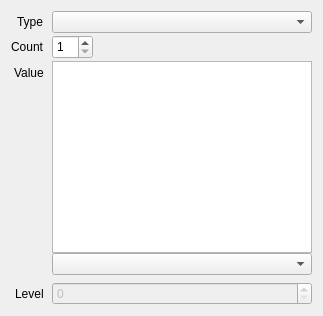
Old version of the form src/session/BindingProperties.ui in the repository houmain/gpupad.
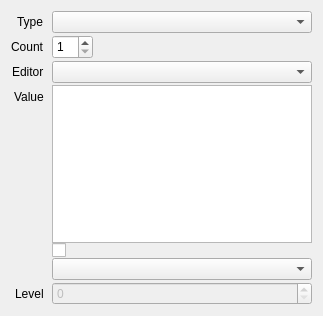
New version of the form. Custom widgets are drawn as their Qt base class.

```diff
--- a/src/session/BindingProperties.ui
+++ b/src/session/BindingProperties.ui
@@ -12,7 +12,7 @@
   </property>
   <layout class="QVBoxLayout" name="verticalLayout">
    <item>
-    <layout class="QFormLayout" name="uniformForm">
+    <layout class="QFormLayout" name="formLayout">
      <property name="labelAlignment">
       <set>Qt::AlignRight|Qt::AlignTrailing|Qt::AlignVCenter</set>
      </property>
@@ -143,14 +143,24 @@
       </widget>
      </item>
      <item row="2" column="0">
+      <widget class="QLabel" name="labelEditor">
+       <property name="text">
+        <string>Editor</string>
+       </property>
+      </widget>
+     </item>
+     <item row="2" column="1">
+      <widget class="DataComboBox" name="editor"/>
+     </item>
+     <item row="3" column="0">
       <widget class="QLabel" name="labelValue">
        <property name="text">
         <string>Value</string>
        </property>
       </widget>
      </item>
-     <item row="2" column="1">
-      <widget class="QWidget" name="widget" native="true">
+     <item row="3" column="1">
+      <widget class="QWidget" name="value" native="true">
        <layout class="QVBoxLayout" name="_3">
         <property name="spacing">
          <number>0</number>
@@ -168,7 +178,7 @@
          <number>0</number>
         </property>
         <item>
-         <widget class="MatrixWidget" name="value">
+         <widget class="ExpressionMatrix" name="expressions">
           <property name="verticalScrollBarPolicy">
            <enum>Qt::ScrollBarAlwaysOff</enum>
           </property>
@@ -204,6 +214,9 @@
           </attribute>
          </widget>
         </item>
+        <item>
+         <widget class="ColorPicker" name="color"/>
+        </item>
         <item>
          <widget class="ReferenceComboBox" name="reference"/>
         </item>
@@ -223,15 +236,15 @@
        </layout>
       </widget>
      </item>
-     <item row="3" column="0">
+     <item row="4" column="0">
       <widget class="QLabel" name="labelLevel">
        <property name="text">
         <string>Level</string>
        </property>
       </widget>
      </item>
-     <item row="3" column="1">
-      <widget class="QSpinBox" name="textureLevel">
+     <item row="4" column="1">
+      <widget class="QSpinBox" name="level">
        <property name="enabled">
         <bool>false</bool>
        </property>
@@ -253,9 +266,14 @@
    <header>session/ReferenceComboBox.h</header>
   </customwidget>
   <customwidget>
-   <class>MatrixWidget</class>
+   <class>ExpressionMatrix</class>
    <extends>QTableWidget</extends>
-   <header location="global">QTableWidget</header>
+   <header>session/ExpressionMatrix.h</header>
+  </customwidget>
+  <customwidget>
+   <class>ColorPicker</class>
+   <extends>QCheckBox</extends>
+   <header>session/ColorPicker.h</header>
   </customwidget>
  </customwidgets>
  <resources/>
```
